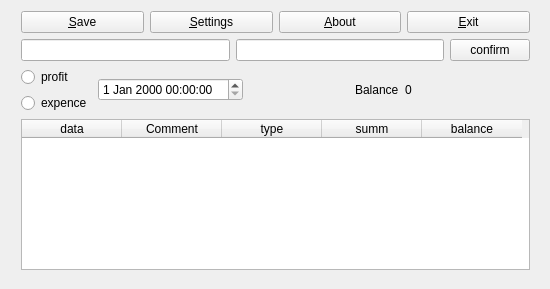
Before: the Qt Designer form widget.ui in SnipeStudio/SnipeStudio_Budjet_manager, drawn with Qt 5.
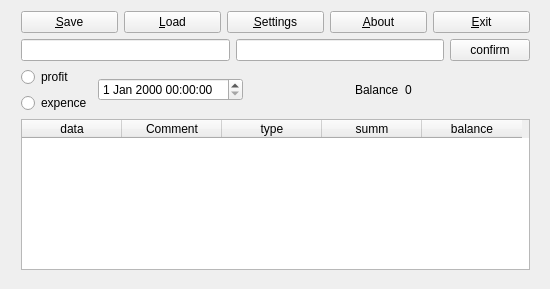
After: the same form once the commit is applied.

Commit message: Added: load button

```diff
--- a/widget.ui
+++ b/widget.ui
@@ -47,6 +47,13 @@
         </property>
        </widget>
       </item>
+      <item>
+       <widget class="QPushButton" name="load">
+        <property name="text">
+         <string>&amp;Load</string>
+        </property>
+       </widget>
+      </item>
       <item>
        <widget class="QPushButton" name="settings">
         <property name="text">
```
The commit also changes 7 other files.
